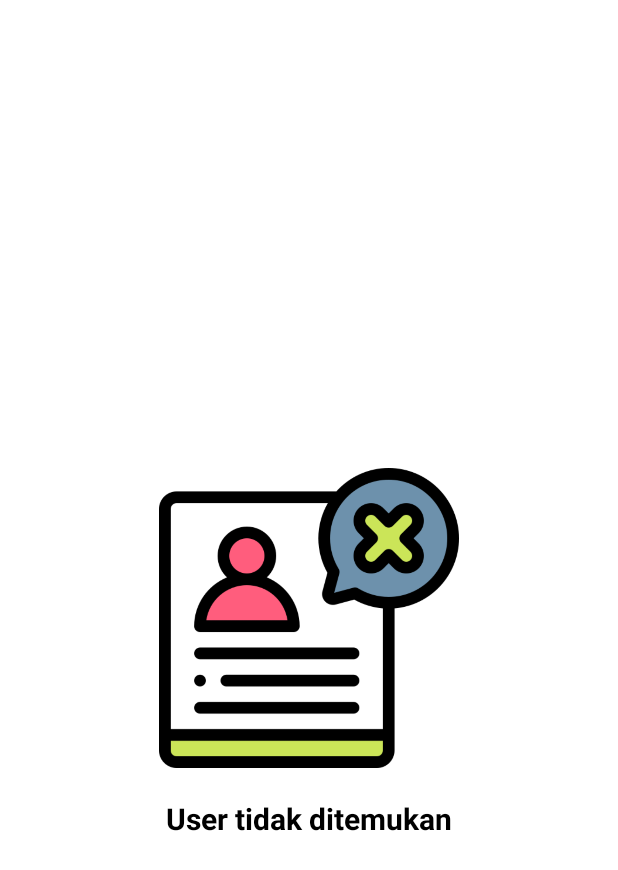
After one commit to gandarain/github-user, an Android app: the layout empty_user.xml on its own in the app's theme, with its tools: preview values and no code run, on a phone screen of 412 x 824 dp. The commit adds this screen. Shown: the top 870 px of the screen. Run offline under Robolectric (Android 15) with nearby library versions, the phone set to English and light mode, and no system bars.

Commit message:
### Handling empty user

```diff
--- /dev/null
+++ b/app/src/main/res/layout/empty_user.xml
@@ -0,0 +1,25 @@
+<?xml version="1.0" encoding="utf-8"?>
+<androidx.constraintlayout.widget.ConstraintLayout xmlns:android="http://schemas.android.com/apk/res/android"
+    xmlns:app="http://schemas.android.com/apk/res-auto"
+    android:layout_width="match_parent"
+    android:layout_height="match_parent"
+    android:id="@+id/clEmptyUser">
+
+    <ImageView
+        android:id="@+id/ivEmptyUser"
+        android:layout_width="200dp"
+        android:layout_height="200dp"
+        android:src="@drawable/user_not_found"
+        app:layout_constraintTop_toTopOf="parent"
+        app:layout_constraintStart_toStartOf="parent"
+        app:layout_constraintEnd_toEndOf="parent"
+        app:layout_constraintBottom_toBottomOf="parent"/>
+
+    <TextView
+        android:id="@+id/tvEmptyUser"
+        android:text="User tidak ditemukan"
+        style="@style/TvError"
+        app:layout_constraintTop_toBottomOf="@+id/ivEmptyUser"
+        app:layout_constraintStart_toStartOf="parent"/>
+
+</androidx.constraintlayout.widget.ConstraintLayout>
--- a/app/src/main/res/values-night/themes.xml
+++ b/app/src/main/res/values-night/themes.xml
@@ -58,4 +58,13 @@
         <item name="android:layout_height">wrap_content</item>
         <item name="android:orientation">horizontal</item>
     </style>
+    <style name="TvError">
+        <item name="android:layout_width">match_parent</item>
+        <item name="android:layout_height">wrap_content</item>
+        <item name="android:textSize">20sp</item>
+        <item name="android:textStyle">bold</item>
+        <item name="android:textColor">@color/black</item>
+        <item name="android:gravity">center_horizontal</item>
+        <item name="android:layout_marginTop">20dp</item>
+    </style>
 </resources>
--- a/app/src/main/res/values/themes.xml
+++ b/app/src/main/res/values/themes.xml
@@ -58,4 +58,13 @@
         <item name="android:layout_height">wrap_content</item>
         <item name="android:orientation">horizontal</item>
     </style>
+    <style name="TvError">
+        <item name="android:layout_width">match_parent</item>
+        <item name="android:layout_height">wrap_content</item>
+        <item name="android:textSize">20sp</item>
+        <item name="android:textStyle">bold</item>
+        <item name="android:textColor">@color/black</item>
+        <item name="android:gravity">center_horizontal</item>
+        <item name="android:layout_marginTop">20dp</item>
+    </style>
 </resources>
```
Also changed, not shown: app/src/main/java/com/example/githubuser/MainActivity.kt (+24 -2 lines), app/src/main/java/com/example/githubuser/MainViewModel.kt (+9 -6 lines), app/src/main/res/drawable-v23/user_not_found.png (added).
